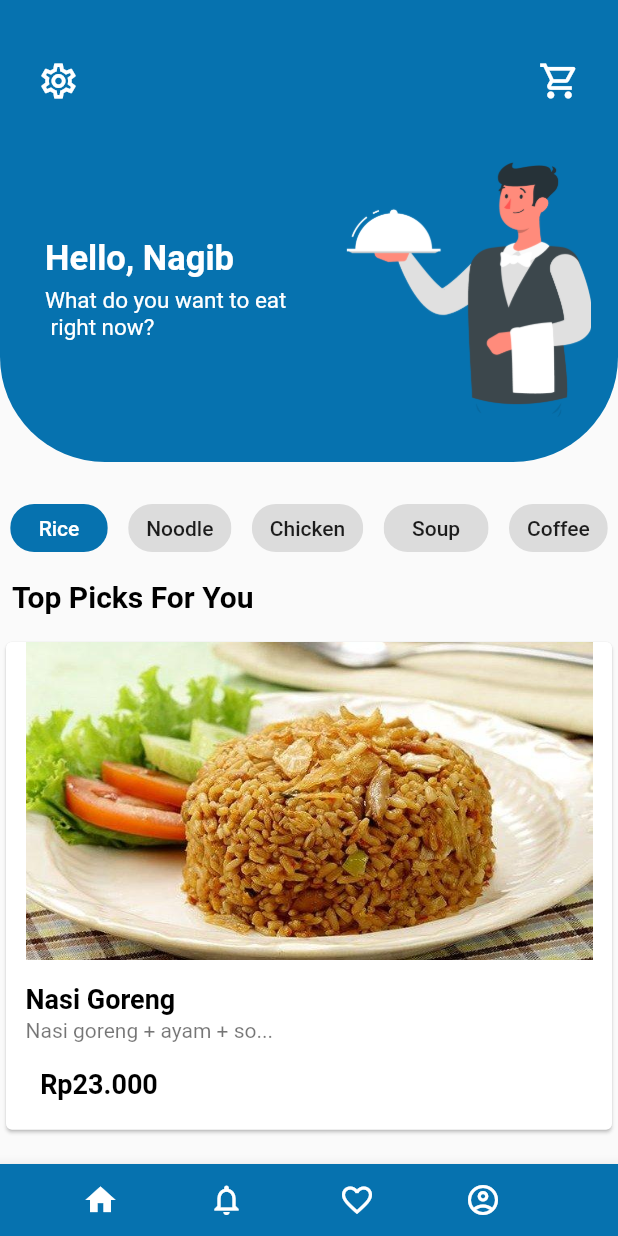
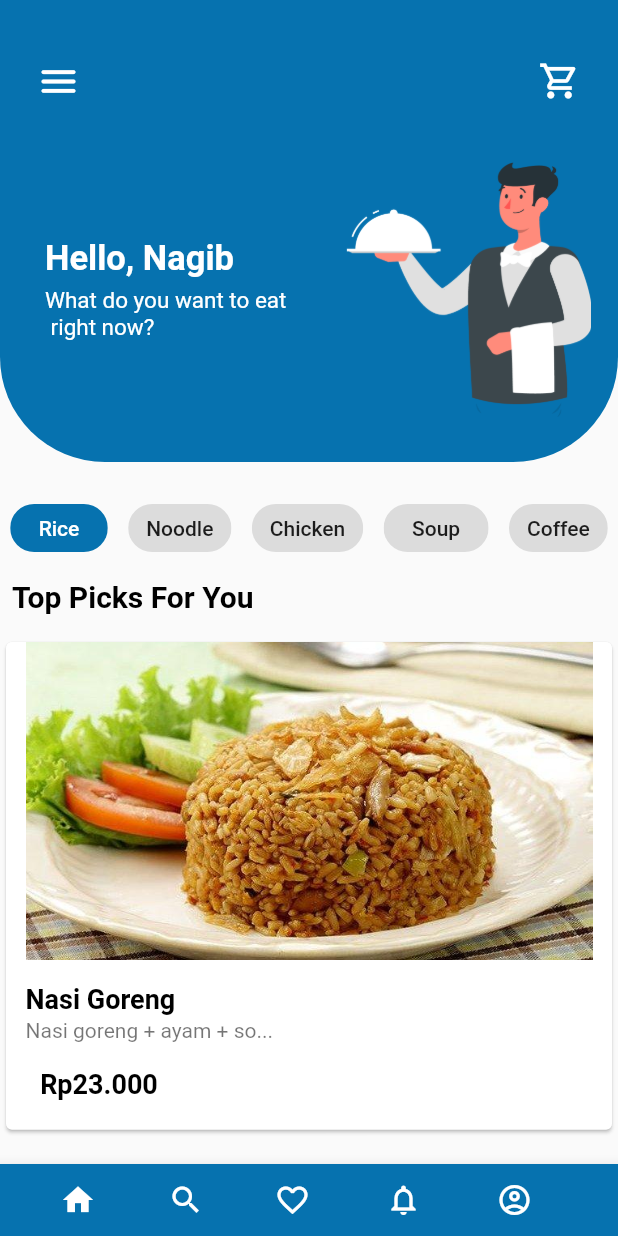
Before and after one commit to al-chakim/food_App, a Flutter app: the Home screen opened directly, on a phone screen of 412 x 824 dp. Run offline on Flutter 3.47's test engine with Material 2 defaults, Android fonts, the light colour scheme and no system bars.

Commit message:
fix icon

```diff
--- a/foody/lib/home.dart
+++ b/foody/lib/home.dart
@@ -38,8 +38,8 @@ class _HomeState extends State<Home> {
                           Navigator.pop(context);
                         },
                         icon: Icon(
-                          Icons.settings_outlined,
-                          size: 28,
+                          Icons.menu_rounded,
+                          size: 30,
                           color: Colors.white,
                         )
                       ),
@@ -258,28 +258,35 @@ class _HomeState extends State<Home> {
             children: [
               Padding(padding: EdgeInsets.all(10)),
               IconButton(
-                padding: EdgeInsets.only(left: 35, right: 30),
+                padding: EdgeInsets.only(left: 20, right: 15),
                 icon:
                 Icon(Icons.home),
                 onPressed: () {},
                 color: Colors.white,
               ),
               IconButton(
-                padding: EdgeInsets.only(left: 30, right: 38),
+                padding: EdgeInsets.only(left: 33, right: 30),
+                icon:
+                Icon(Icons.search),
+                onPressed: () {},
+                color: Colors.white,
+              ),
+              IconButton(
+                padding: EdgeInsets.only(left: 17, right: 30),
+                icon:
+                Icon(Icons.favorite_outline),
+                onPressed: () {},
+                color: Colors.white,
+              ),
+              IconButton(
+                padding: EdgeInsets.only(left: 20, right: 25),
                 icon:
                 Icon(Icons.notifications_outlined),
                 onPressed: () {},
                 color: Colors.white,
               ),
               IconButton(
-                padding: EdgeInsets.only(left: 25, right: 30),
-                icon:
-                Icon(Icons.favorite_border_outlined),
-                onPressed: () {},
-                color: Colors.white,
-              ),
-              IconButton(
-                padding: EdgeInsets.only(left: 30, right: 40),
+                padding: EdgeInsets.only(left: 25, right: 25),
                 icon:
                 Icon(Icons.account_circle_outlined),
                 onPressed: () {},
```
